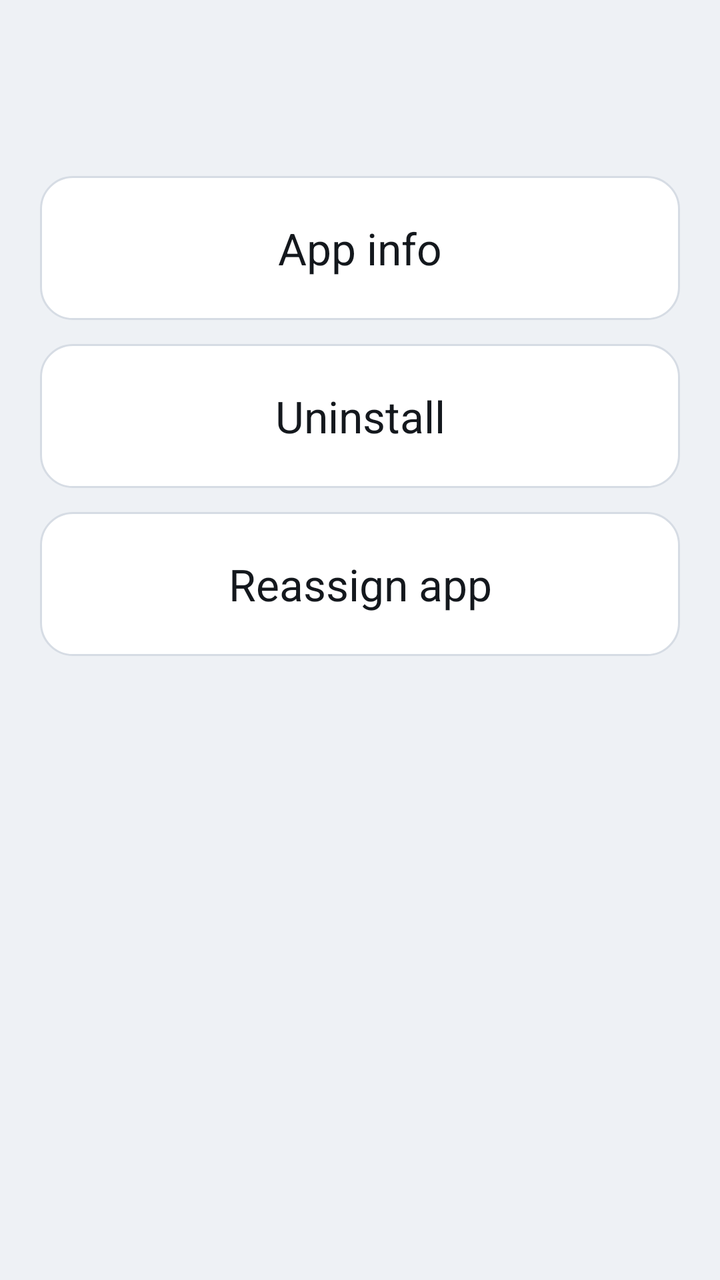
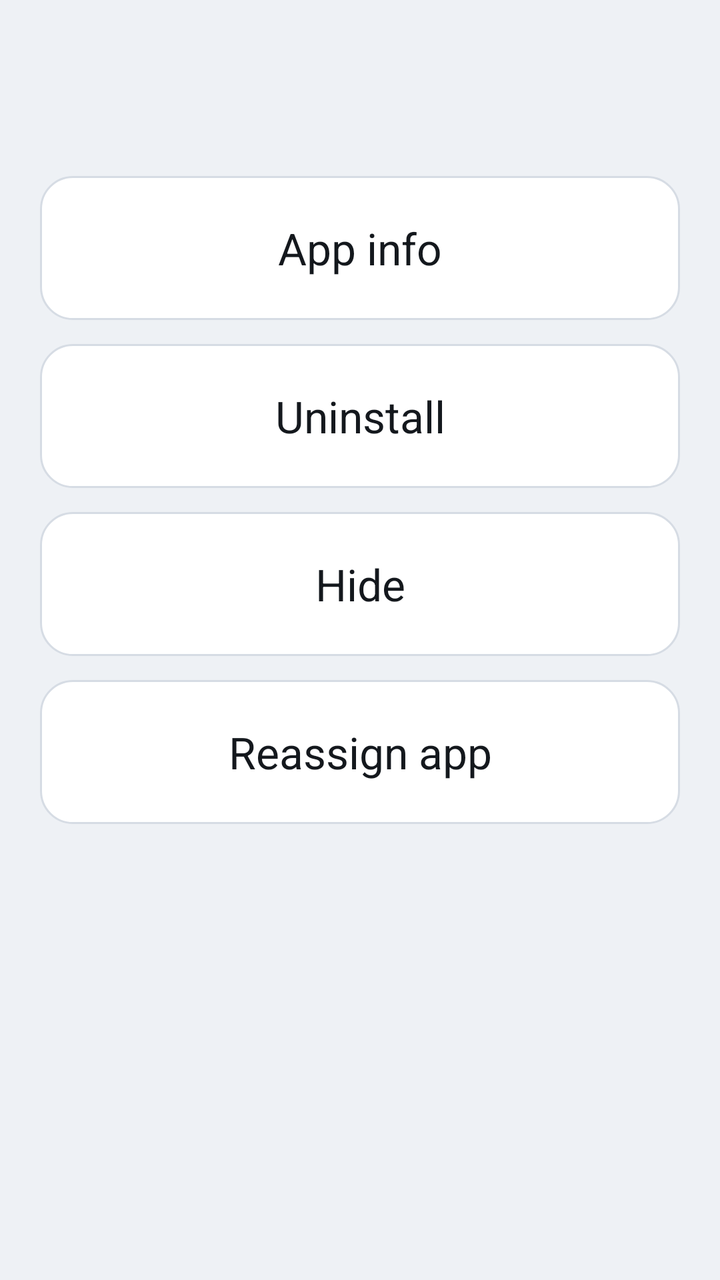

The first picture is an Android layout as it rendered before a commit; the second is the same layout after the commit. The layout source and the unified diff follow.
<!-- AndroidManifest.xml: application theme Theme.MotoLauncher -->
<!-- res/layout/dialog_tile_actions.xml -->
<?xml version="1.0" encoding="utf-8"?>
<LinearLayout xmlns:android="http://schemas.android.com/apk/res/android"
    android:layout_width="wrap_content"
    android:layout_height="wrap_content"
    android:orientation="vertical"
    android:padding="20dp">

    <LinearLayout
        android:layout_width="match_parent"
        android:layout_height="wrap_content"
        android:orientation="horizontal"
        android:gravity="center_vertical">

        <ImageView
            android:id="@+id/appIcon"
            android:layout_width="56dp"
            android:layout_height="56dp"
            android:scaleType="fitCenter"
            android:importantForAccessibility="no" />

        <TextView
            android:id="@+id/appLabel"
            android:layout_width="0dp"
            android:layout_height="wrap_content"
            android:layout_weight="1"
            android:layout_marginStart="16dp"
            android:maxLines="1"
            android:ellipsize="end"
            android:textColor="@color/on_surface"
            android:textSize="24sp"
            android:textStyle="bold" />
    </LinearLayout>

    <TextView
        android:id="@+id/actionAppInfo"
        style="@style/Widget.MotoLauncher.DialogAction"
        android:text="@string/tile_action_app_info" />

    <TextView
        android:id="@+id/actionUninstall"
        style="@style/Widget.MotoLauncher.DialogAction"
        android:text="@string/tile_action_uninstall" />

    <TextView
        android:id="@+id/actionReassign"
        style="@style/Widget.MotoLauncher.DialogAction"
        android:text="@string/tile_action_reassign" />
</LinearLayout>
<!-- resources referenced by this layout -->
<resources>
  <color name="on_surface">#14181D</color>
  <string name="tile_action_app_info">App info</string>
  <string name="tile_action_reassign">Reassign app</string>
  <string name="tile_action_uninstall">Uninstall</string>
  <style name="Widget.MotoLauncher.DialogAction" parent="">
          <item name="android:layout_width">match_parent</item>
          <item name="android:layout_height">72dp</item>
          <item name="android:layout_marginTop">12dp</item>
          <item name="android:background">@drawable/tile_background</item>
          <item name="android:gravity">center</item>
          <item name="android:focusable">true</item>
          <item name="android:clickable">true</item>
          <item name="android:textColor">@color/on_surface</item>
          <item name="android:textSize">22sp</item>
      </style>
  <style name="Theme.MotoLauncher" parent="Theme.Material3.DayNight.NoActionBar">
          <item name="android:windowBackground">@color/background</item>
          <item name="android:statusBarColor">@color/background</item>
          <item name="android:navigationBarColor">@color/background</item>
          <item name="android:windowLightStatusBar">@bool/light_system_bars</item>
          <item name="android:windowLightNavigationBar">@bool/light_system_bars</item>
          <item name="colorPrimary">@color/tile_focused</item>
          <item name="colorOnPrimary">@color/on_surface</item>
          <item name="android:colorBackground">@color/background</item>
          <item name="alertDialogTheme">@style/ThemeOverlay.MotoLauncher.Dialog.Alert</item>
      </style>
  <!-- drawable tile_background (drawable) -->
  <?xml version="1.0" encoding="utf-8"?>
  <selector xmlns:android="http://schemas.android.com/apk/res/android">
      <item android:state_pressed="true">
          <shape android:shape="rectangle">
              <solid android:color="@color/tile_pressed" />
              <corners android:radius="16dp" />
              <stroke android:width="4dp" android:color="@color/tile_focused" />
          </shape>
      </item>
      <item android:state_focused="true">
          <shape android:shape="rectangle">
              <solid android:color="@color/tile_default" />
              <corners android:radius="16dp" />
              <stroke android:width="6dp" android:color="@color/tile_focused" />
          </shape>
      </item>
      <item>
          <shape android:shape="rectangle">
              <solid android:color="@color/tile_default" />
              <corners android:radius="16dp" />
              <stroke android:width="1dp" android:color="@color/surface" />
          </shape>
      </item>
  </selector>
  <color name="background">#EEF1F5</color>
  <color name="tile_focused">#2F6FED</color>
  <style name="ThemeOverlay.MotoLauncher.Dialog.Alert" parent="ThemeOverlay.Material3.Dialog.Alert">
          <item name="android:windowBackground">@drawable/dialog_background</item>
          <item name="android:windowMinWidthMajor">480dp</item>
          <item name="android:windowMinWidthMinor">480dp</item>
          <item name="android:colorBackground">@color/background</item>
          <item name="colorPrimary">@color/tile_focused</item>
          <item name="colorOnPrimary">@color/on_surface</item>
      </style>
  <color name="tile_pressed">#1E4FB0</color>
  <color name="tile_default">#FFFFFF</color>
  <color name="surface">#D6DCE4</color>
  <!-- drawable dialog_background (drawable) -->
  <?xml version="1.0" encoding="utf-8"?>
  <shape xmlns:android="http://schemas.android.com/apk/res/android"
      android:shape="rectangle">
      <solid android:color="@color/background" />
      <corners android:radius="24dp" />
      <stroke android:width="2dp" android:color="@color/surface" />
  </shape>
</resources>

<!-- the commit's change to res/layout/dialog_tile_actions.xml (unified diff, before → after) -->
@@ -42,6 +42,11 @@
         android:text="@string/tile_action_uninstall" />
 
     <TextView
+        android:id="@+id/actionHide"
+        style="@style/Widget.MotoLauncher.DialogAction"
+        android:text="@string/tile_action_hide" />
+
+    <TextView
         android:id="@+id/actionReassign"
         style="@style/Widget.MotoLauncher.DialogAction"
         android:text="@string/tile_action_reassign" />
<!-- resource entries referenced after the edit -->
@@ -2,6 +2,7 @@
 <resources>
   <color name="on_surface">#14181D</color>
   <string name="tile_action_app_info">App info</string>
+  <string name="tile_action_hide">Hide</string>
   <string name="tile_action_reassign">Reassign app</string>
   <string name="tile_action_uninstall">Uninstall</string>
   <style name="Widget.MotoLauncher.DialogAction" parent="">
